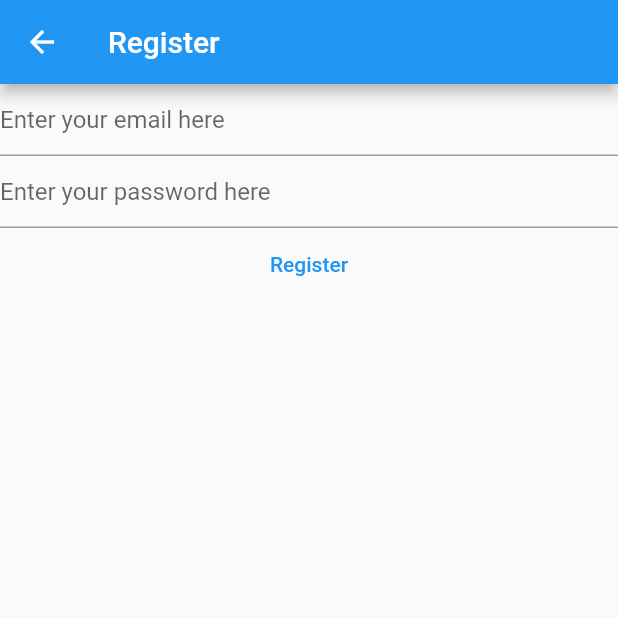
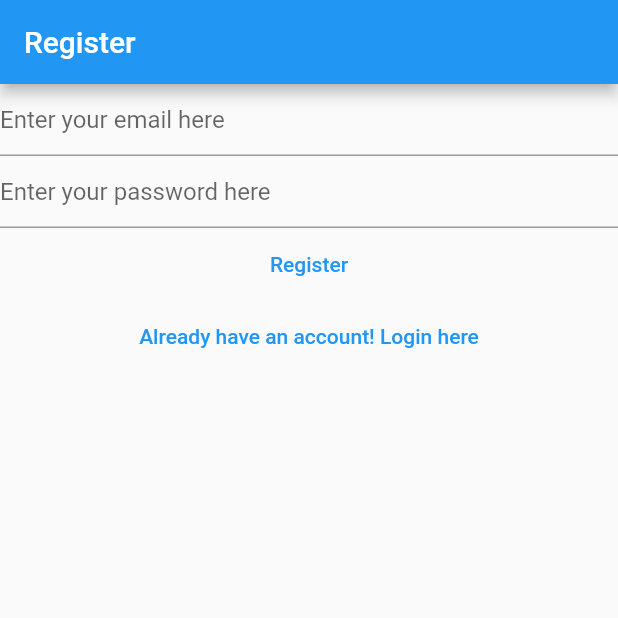
Before and after one commit to ayushsoni9025/Notes, a Flutter app: the RegisterView screen opened directly, on a phone screen of 412 x 824 dp, the top half of it. Run offline on Flutter 3.47's test engine with Material 2 defaults, Android fonts, the phone set to English and light mode, and no system bars; our stand-ins replace firebase_auth, firebase_core; accounts and stored records are empty.

Commit message:
login, register and email verification is done

```diff
--- a/lib/views/register_view.dart
+++ b/lib/views/register_view.dart
@@ -1,7 +1,5 @@
 import 'package:firebase_auth/firebase_auth.dart';
-import 'package:firebase_core/firebase_core.dart';
 import 'package:flutter/material.dart';
-import 'package:sih1363/firebase_options.dart';
 
 class RegisterView extends StatefulWidget {
   const RegisterView({super.key});
@@ -11,7 +9,6 @@ class RegisterView extends StatefulWidget {
 }
 
 class _RegisterViewState extends State<RegisterView> {
-
   late final TextEditingController _email;
   late final TextEditingController _password;
 
@@ -28,20 +25,14 @@ class _RegisterViewState extends State<RegisterView> {
     _password.dispose();
     super.dispose();
   }
+
   @override
   Widget build(BuildContext context) {
     return Scaffold(
       appBar: AppBar(
         title: const Text("Register"),
       ),
-      body: FutureBuilder(
-        future: Firebase.initializeApp(
-          options: DefaultFirebaseOptions.currentPlatform,
-        ),
-        builder: (context, snapshot) {
-          switch(snapshot.connectionState){
-            case ConnectionState.done:
-            return Column(
+      body: Column(
         children: [
           TextField(
             decoration:
@@ -63,41 +54,31 @@ class _RegisterViewState extends State<RegisterView> {
             onPressed: () async {
               final email = _email.text;
               final password = _password.text;
-                  try{
+              try {
                 final userCredential = await FirebaseAuth.instance
                     .createUserWithEmailAndPassword(
                         email: email, password: password);
                 print(userCredential);
-                  }
-                  on FirebaseAuthException catch(e){
-                    if(e.code == 'weak-password'){
+              } on FirebaseAuthException catch (e) {
+                if (e.code == 'weak-password') {
                   print("Weak Password");
-
-                    }
-                    else if(e.code == 'email-already-in-use'){
+                } else if (e.code == 'email-already-in-use') {
                   print("Email i already in use");
-                    }
-                    else if(e.code == 'invalid-email'){
+                } else if (e.code == 'invalid-email') {
                   print('invalid email');
                 }
               }
             },
             child: const Text("Register"),
           ),
+          TextButton(
+            onPressed: () {
+              Navigator.of(context)
+                  .pushNamedAndRemoveUntil('/login/', (route) => false);
+            },
+            child: const Text('Already have an account! Login here'),
+          )
         ],
-          );
-            // case ConnectionState.none:
-            // break;
-            // case ConnectionState.waiting:
-            // break;
-            // case ConnectionState.active:
-            // break;
-            default:
-            return const Text("loading");
-
-          }
-
-        },
       ),
     );
   }
```
Also changed, not shown: lib/main.dart (+15 -23 lines), lib/views/login_view.dart (+17 -40 lines), lib/views/verify_email_view.dart (added, +38 -0 lines), lib/views/verification_view.dart (deleted). Lines whose indentation alone changed are shown as unchanged.
